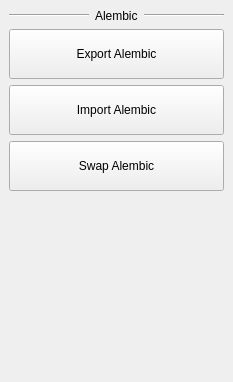
Qt form Tapp/Maya/lighting/resources/lighting_gui.ui (bumpybox/Tapp) before a commit.
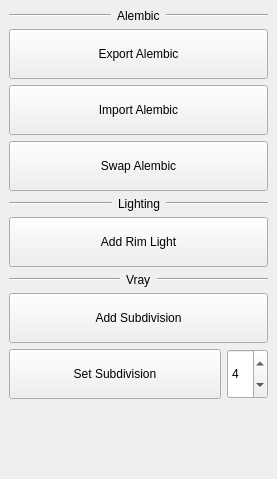
The same form after that commit.

Commit message:
chain_utils and lighting
chain_utils:
- wip
lighting:
- vraySubdiv
- addRimLight

```diff
--- a/Tapp/Maya/lighting/resources/lighting_gui.ui
+++ b/Tapp/Maya/lighting/resources/lighting_gui.ui
@@ -6,8 +6,8 @@
    <rect>
     <x>0</x>
     <y>0</y>
-    <width>233</width>
-    <height>382</height>
+    <width>277</width>
+    <height>479</height>
    </rect>
   </property>
   <property name="windowTitle">
@@ -112,6 +112,160 @@
       </property>
      </widget>
     </item>
+    <item>
+     <layout class="QHBoxLayout" name="horizontalLayout_6">
+      <item>
+       <widget class="Line" name="line_3">
+        <property name="sizePolicy">
+         <sizepolicy hsizetype="Expanding" vsizetype="Fixed">
+          <horstretch>0</horstretch>
+          <verstretch>0</verstretch>
+         </sizepolicy>
+        </property>
+        <property name="orientation">
+         <enum>Qt::Horizontal</enum>
+        </property>
+       </widget>
+      </item>
+      <item>
+       <widget class="QLabel" name="label_2">
+        <property name="text">
+         <string>Lighting</string>
+        </property>
+        <property name="scaledContents">
+         <bool>false</bool>
+        </property>
+       </widget>
+      </item>
+      <item>
+       <widget class="Line" name="line_4">
+        <property name="sizePolicy">
+         <sizepolicy hsizetype="Expanding" vsizetype="Fixed">
+          <horstretch>0</horstretch>
+          <verstretch>0</verstretch>
+         </sizepolicy>
+        </property>
+        <property name="orientation">
+         <enum>Qt::Horizontal</enum>
+        </property>
+       </widget>
+      </item>
+     </layout>
+    </item>
+    <item>
+     <widget class="QPushButton" name="addRimLight_pushButton">
+      <property name="sizePolicy">
+       <sizepolicy hsizetype="Expanding" vsizetype="Preferred">
+        <horstretch>0</horstretch>
+        <verstretch>0</verstretch>
+       </sizepolicy>
+      </property>
+      <property name="minimumSize">
+       <size>
+        <width>0</width>
+        <height>50</height>
+       </size>
+      </property>
+      <property name="text">
+       <string>Add Rim Light</string>
+      </property>
+     </widget>
+    </item>
+    <item>
+     <layout class="QHBoxLayout" name="horizontalLayout_7">
+      <item>
+       <widget class="Line" name="line_5">
+        <property name="sizePolicy">
+         <sizepolicy hsizetype="Expanding" vsizetype="Fixed">
+          <horstretch>0</horstretch>
+          <verstretch>0</verstretch>
+         </sizepolicy>
+        </property>
+        <property name="orientation">
+         <enum>Qt::Horizontal</enum>
+        </property>
+       </widget>
+      </item>
+      <item>
+       <widget class="QLabel" name="label_3">
+        <property name="text">
+         <string>Vray</string>
+        </property>
+        <property name="scaledContents">
+         <bool>false</bool>
+        </property>
+       </widget>
+      </item>
+      <item>
+       <widget class="Line" name="line_6">
+        <property name="sizePolicy">
+         <sizepolicy hsizetype="Expanding" vsizetype="Fixed">
+          <horstretch>0</horstretch>
+          <verstretch>0</verstretch>
+         </sizepolicy>
+        </property>
+        <property name="orientation">
+         <enum>Qt::Horizontal</enum>
+        </property>
+       </widget>
+      </item>
+     </layout>
+    </item>
+    <item>
+     <widget class="QPushButton" name="addSubdivision_pushButton">
+      <property name="sizePolicy">
+       <sizepolicy hsizetype="Expanding" vsizetype="Preferred">
+        <horstretch>0</horstretch>
+        <verstretch>0</verstretch>
+       </sizepolicy>
+      </property>
+      <property name="minimumSize">
+       <size>
+        <width>0</width>
+        <height>50</height>
+       </size>
+      </property>
+      <property name="text">
+       <string>Add Subdivision</string>
+      </property>
+     </widget>
+    </item>
+    <item>
+     <layout class="QHBoxLayout" name="horizontalLayout">
+      <item>
+       <widget class="QPushButton" name="setSubdivision_pushButton">
+        <property name="sizePolicy">
+         <sizepolicy hsizetype="Expanding" vsizetype="Preferred">
+          <horstretch>0</horstretch>
+          <verstretch>0</verstretch>
+         </sizepolicy>
+        </property>
+        <property name="minimumSize">
+         <size>
+          <width>0</width>
+          <height>50</height>
+         </size>
+        </property>
+        <property name="text">
+         <string>Set Subdivision</string>
+        </property>
+       </widget>
+      </item>
+      <item>
+       <widget class="QSpinBox" name="subdivision_spinBox">
+        <property name="sizePolicy">
+         <sizepolicy hsizetype="Minimum" vsizetype="Preferred">
+          <horstretch>0</horstretch>
+          <verstretch>0</verstretch>
+         </sizepolicy>
+        </property>
+        <property name="value">
+         <number>4</number>
+        </property>
+       </widget>
+      </item>
+     </layout>
+    </item>
     <item>
      <spacer name="verticalSpacer">
       <property name="orientation">
```
The commit also changes 7 other files.
